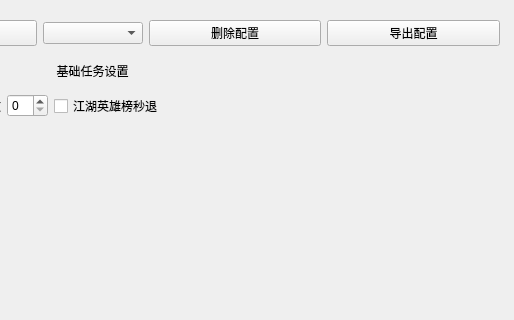
First picture: the form in ui/ScriptWindow.ui, repository Thetrint/snow-elves, before the edit; both pictures show x 505 to 1019 and y 0 to 320 of the 1019 by 629 pixel window.
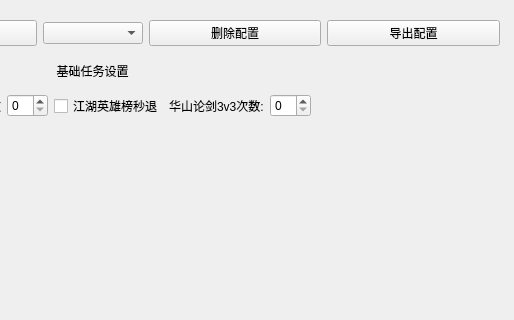
Second picture: the form after the edit. The open tabs and pages were chosen to show the change. Custom widgets are drawn as their Qt base class.

Commit message: 独立华山论剑3v3次数 优化缩放适配 新增生死剑冢导航

What changed in the file:
```diff
--- a/ui/ScriptWindow.ui
+++ b/ui/ScriptWindow.ui
@@ -891,6 +891,32 @@
             </property>
            </widget>
           </item>
+          <item>
+           <widget class="QLabel" name="label_51">
+            <property name="sizePolicy">
+             <sizepolicy hsizetype="Preferred" vsizetype="Preferred">
+              <horstretch>0</horstretch>
+              <verstretch>0</verstretch>
+             </sizepolicy>
+            </property>
+            <property name="text">
+             <string>华山论剑3v3次数:</string>
+            </property>
+            <property name="class" stdset="0">
+             <string>tip</string>
+            </property>
+           </widget>
+          </item>
+          <item>
+           <widget class="QSpinBox" name="spinBox_7">
+            <property name="sizePolicy">
+             <sizepolicy hsizetype="Minimum" vsizetype="Fixed">
+              <horstretch>0</horstretch>
+              <verstretch>0</verstretch>
+             </sizepolicy>
+            </property>
+           </widget>
+          </item>
           <item>
            <spacer name="horizontalSpacer">
             <property name="orientation">
```
Left out of the diff: 30 changed lines with no effect on the pictures. The commit also changes 11 other files.
